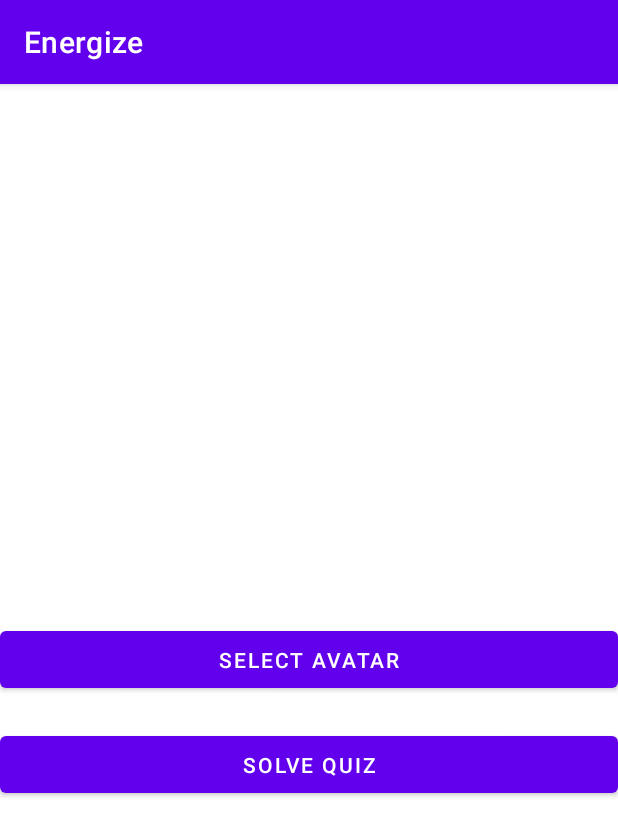
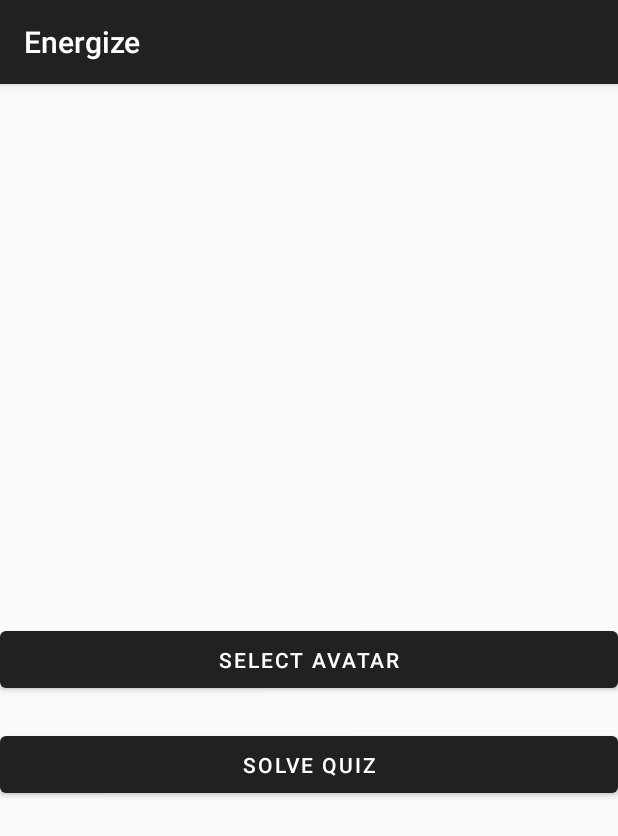
Before and after one commit to KimSky904/Energize, an Android app: the screen it shows after launch (MainActivity), on a phone screen of 412 x 824 dp. Shown: the top 836 px of the screen. Run offline under Robolectric (Android 15) with nearby library versions, the phone set to English and light mode, and no system bars.

Commit message:
add splash

```diff
--- a/app/src/main/java/com/example/energize/MainActivity.java
+++ b/app/src/main/java/com/example/energize/MainActivity.java
@@ -21,6 +21,7 @@ public class MainActivity extends AppCompatActivity {
     @Override
     protected void onCreate(Bundle savedInstanceState) {
         super.onCreate(savedInstanceState);
+        setTheme(R.style.AppTheme);
         setContentView(R.layout.activity_main);
 
         btn_selectAvatar = findViewById(R.id.btn_selectAvatar);
--- /dev/null
+++ b/app/src/main/java/com/example/energize/SplashActivity.java
@@ -0,0 +1,34 @@
+package com.example.energize;
+
+import androidx.appcompat.app.AppCompatActivity;
+
+import android.content.Intent;
+import android.graphics.Point;
+import android.os.Bundle;
+import android.os.Handler;
+import android.view.Display;
+import android.widget.ImageView;
+
+public class SplashActivity extends AppCompatActivity {
+
+    ImageView logo;
+
+    @Override
+    protected void onCreate(Bundle savedInstanceState) {
+        super.onCreate(savedInstanceState);
+        setContentView(R.layout.activity_splash);
+        startSplash();
+
+        logo = findViewById(R.id.img_logo);
+
+    }
+    void startSplash() {
+        Handler handler = new Handler();
+        handler.postDelayed((Runnable) () -> {
+            Intent intent = new Intent(getApplicationContext(), MainActivity.class);
+            startActivity(intent);
+            finish();
+            }, 3000);
+    }
+
+}
--- a/app/src/main/res/values/colors.xml
+++ b/app/src/main/res/values/colors.xml
@@ -7,4 +7,7 @@
     <color name="teal_700">#FF018786</color>
     <color name="black">#FF000000</color>
     <color name="white">#FFFFFFFF</color>
+
+
+    <color name="background">#507B00</color>
 </resources>
--- /dev/null
+++ b/app/src/main/res/values/styles.xml
@@ -0,0 +1,12 @@
+<?xml version="1.0" encoding="utf-8"?>
+<resources>
+
+    <!-- Base application theme. -->
+    <style name="AppTheme" parent="Theme.AppCompat.Light.DarkActionBar">
+    </style>
+
+    <style name="SplashTheme" parent="Theme.AppCompat.Light.NoActionBar">
+        <item name="android:windowBackground">@color/background</item>
+    </style>
+
+</resources>
--- a/app/src/main/res/values/themes.xml
+++ b/app/src/main/res/values/themes.xml
@@ -11,6 +11,6 @@
         <item name="colorOnSecondary">@color/black</item>
         <!-- Status bar color. -->
         <item name="android:statusBarColor" tools:targetApi="l">?attr/colorPrimaryVariant</item>
-        <!-- Customize your theme here. -->
+
     </style>
 </resources>
```
Also changed, not shown: app/src/main/AndroidManifest.xml (+11 -7 lines), app/src/main/java/com/example/energize/AvatarListAdapter.java (deleted, +0 -70 lines), app/src/main/java/com/example/energize/AvatarListItem.java (deleted, +0 -22 lines), app/src/main/java/com/example/energize/SignIn.java (added, +14 -0 lines), app/src/main/res/layout/activity_sign_in.xml (added, +9 -0 lines), app/src/main/res/layout/activity_splash.xml (added, +25 -0 lines), app/src/main/res/layout/avatar_listview_item.xml (deleted, +0 -34 lines), app/src/main/res/drawable-v24/energize_logo.png (added), app/src/main/res/drawable-v24/energize_string_logo.png (added), app/src/main/res/drawable/energize_logo.png (added), app/src/main/res/drawable/energize_string_logo.png (added).
